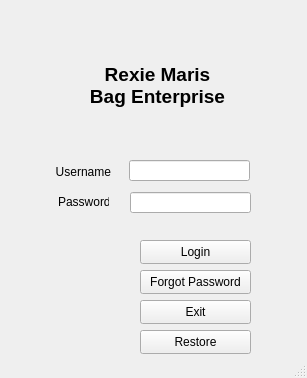
Above: ui_login.ui from yaJ17/SoftwareEngineering2 before the change. Below: the same form after it.
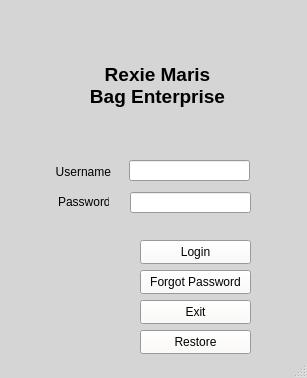
That is the form after the change.

The edit to the form file:
```diff
--- a/ui_login.ui
+++ b/ui_login.ui
@@ -10,6 +10,313 @@
     <height>378</height>
    </rect>
   </property>
+  <property name="palette">
+   <palette>
+    <active>
+     <colorrole role="WindowText">
+      <brush brushstyle="SolidPattern">
+       <color alpha="255">
+        <red>0</red>
+        <green>0</green>
+        <blue>0</blue>
+       </color>
+      </brush>
+     </colorrole>
+     <colorrole role="Button">
+      <brush brushstyle="SolidPattern">
+       <color alpha="255">
+        <red>255</red>
+        <green>251</green>
+        <blue>247</blue>
+       </color>
+      </brush>
+     </colorrole>
+     <colorrole role="Light">
+      <brush brushstyle="SolidPattern">
+       <color alpha="255">
+        <red>255</red>
+        <green>255</green>
+        <blue>255</blue>
+       </color>
+      </brush>
+     </colorrole>
+     <colorrole role="Midlight">
+      <brush brushstyle="SolidPattern">
+       <color alpha="255">
+        <red>127</red>
+        <green>125</green>
+        <blue>123</blue>
+       </color>
+      </brush>
+     </colorrole>
+     <colorrole role="Dark">
+      <brush brushstyle="SolidPattern">
+       <color alpha="255">
+        <red>127</red>
+        <green>125</green>
+        <blue>123</blue>
+       </color>
+      </brush>
+     </colorrole>
+     <colorrole role="Mid">
+      <brush brushstyle="SolidPattern">
+       <color alpha="255">
+        <red>170</red>
+        <green>167</green>
+        <blue>165</blue>
+       </color>
+      </brush>
+     </colorrole>
+     <colorrole role="Text">
+      <brush brushstyle="SolidPattern">
+       <color alpha="255">
+        <red>0</red>
+        <green>0</green>
+        <blue>0</blue>
+       </color>
+      </brush>
+     </colorrole>
+     <colorrole role="BrightText">
+      <brush brushstyle="SolidPattern">
+       <color alpha="255">
+        <red>255</red>
+        <green>255</green>
+        <blue>255</blue>
+       </color>
+      </brush>
+     </colorrole>
+     <colorrole role="ButtonText">
+      <brush brushstyle="SolidPattern">
+       <color alpha="255">
+        <red>0</red>
+        <green>0</green>
+        <blue>0</blue>
+       </color>
+      </brush>
+     </colorrole>
+     <colorrole role="Base">
+      <brush brushstyle="SolidPattern">
+       <color alpha="255">
+        <red>255</red>
+        <green>255</green>
+        <blue>255</blue>
+       </color>
+      </brush>
+     </colorrole>
+     <colorrole role="Window">
+      <brush brushstyle="SolidPattern">
+       <color alpha="255">
+        <red>213</red>
+        <green>213</green>
+        <blue>213</blue>
+       </color>
+      </brush>
+     </colorrole>
+    </active>
+    <inactive>
+     <colorrole role="WindowText">
+      <brush brushstyle="SolidPattern">
+       <color alpha="255">
+        <red>0</red>
+        <green>0</green>
+        <blue>0</blue>
+       </color>
+      </brush>
+     </colorrole>
+     <colorrole role="Button">
+      <brush brushstyle="SolidPattern">
+       <color alpha="255">
+        <red>255</red>
+        <green>251</green>
+        <blue>247</blue>
+       </color>
+      </brush>
+     </colorrole>
+     <colorrole role="Light">
+      <brush brushstyle="SolidPattern">
+       <color alpha="255">
+        <red>255</red>
+        <green>255</green>
+        <blue>255</blue>
+       </color>
+      </brush>
+     </colorrole>
+     <colorrole role="Midlight">
+      <brush brushstyle="SolidPattern">
+       <color alpha="255">
+        <red>127</red>
+        <green>125</green>
+        <blue>123</blue>
+       </color>
+      </brush>
+     </colorrole>
+     <colorrole role="Dark">
+      <brush brushstyle="SolidPattern">
+       <color alpha="255">
+        <red>127</red>
+        <green>125</green>
+        <blue>123</blue>
+       </color>
+      </brush>
+     </colorrole>
+     <colorrole role="Mid">
+      <brush brushstyle="SolidPattern">
+       <color alpha="255">
+        <red>170</red>
+        <green>167</green>
+        <blue>165</blue>
+       </color>
+      </brush>
+     </colorrole>
+     <colorrole role="Text">
+      <brush brushstyle="SolidPattern">
+       <color alpha="255">
+        <red>0</red>
+        <green>0</green>
+        <blue>0</blue>
+       </color>
+      </brush>
+     </colorrole>
+     <colorrole role="BrightText">
+      <brush brushstyle="SolidPattern">
+       <color alpha="255">
+        <red>255</red>
+        <green>255</green>
+        <blue>255</blue>
+       </color>
+      </brush>
+     </colorrole>
+     <colorrole role="ButtonText">
+      <brush brushstyle="SolidPattern">
+       <color alpha="255">
+        <red>0</red>
+        <green>0</green>
+        <blue>0</blue>
+       </color>
+      </brush>
+     </colorrole>
+     <colorrole role="Base">
+      <brush brushstyle="SolidPattern">
+       <color alpha="255">
+        <red>255</red>
+        <green>255</green>
+        <blue>255</blue>
+       </color>
+      </brush>
+     </colorrole>
+     <colorrole role="Window">
+      <brush brushstyle="SolidPattern">
+       <color alpha="255">
+        <red>213</red>
+        <green>213</green>
+        <blue>213</blue>
+       </color>
+      </brush>
+     </colorrole>
+    </inactive>
+    <disabled>
+     <colorrole role="WindowText">
+      <brush brushstyle="SolidPattern">
+       <color alpha="255">
+        <red>127</red>
+        <green>125</green>
+        <blue>123</blue>
+       </color>
+      </brush>
+     </colorrole>
+     <colorrole role="Button">
+      <brush brushstyle="SolidPattern">
+       <color alpha="255">
+        <red>255</red>
+        <green>251</green>
+        <blue>247</blue>
+       </color>
+      </brush>
+     </colorrole>
+     <colorrole role="Light">
+      <brush brushstyle="SolidPattern">
+       <color alpha="255">
+        <red>255</red>
+        <green>255</green>
+        <blue>255</blue>
+       </color>
+      </brush>
+     </colorrole>
+     <colorrole role="Midlight">
+      <brush brushstyle="SolidPattern">
+       <color alpha="255">
+        <red>127</red>
+        <green>125</green>
+        <blue>123</blue>
+       </color>
+      </brush>
+     </colorrole>
+     <colorrole role="Dark">
+      <brush brushstyle="SolidPattern">
+       <color alpha="255">
+        <red>127</red>
+        <green>125</green>
+        <blue>123</blue>
+       </color>
+      </brush>
+     </colorrole>
+     <colorrole role="Mid">
+      <brush brushstyle="SolidPattern">
+       <color alpha="255">
+        <red>170</red>
+        <green>167</green>
+        <blue>165</blue>
+       </color>
+      </brush>
+     </colorrole>
+     <colorrole role="Text">
+      <brush brushstyle="SolidPattern">
+       <color alpha="255">
+        <red>127</red>
+        <green>125</green>
+        <blue>123</blue>
+       </color>
+      </brush>
+     </colorrole>
+     <colorrole role="BrightText">
+      <brush brushstyle="SolidPattern">
+       <color alpha="255">
+        <red>255</red>
+        <green>255</green>
+        <blue>255</blue>
+       </color>
+      </brush>
+     </colorrole>
+     <colorrole role="ButtonText">
+      <brush brushstyle="SolidPattern">
+       <color alpha="255">
+        <red>127</red>
+        <green>125</green>
+        <blue>123</blue>
+       </color>
+      </brush>
+     </colorrole>
+     <colorrole role="Base">
+      <brush brushstyle="SolidPattern">
+       <color alpha="255">
+        <red>213</red>
+        <green>213</green>
+        <blue>213</blue>
+       </color>
+      </brush>
+     </colorrole>
+     <colorrole role="Window">
+      <brush brushstyle="SolidPattern">
+       <color alpha="255">
+        <red>213</red>
+        <green>213</green>
+        <blue>213</blue>
+       </color>
+      </brush>
+     </colorrole>
+    </disabled>
+   </palette>
+  </property>
   <property name="windowTitle">
    <string>Rexie Login</string>
   </property>
```
